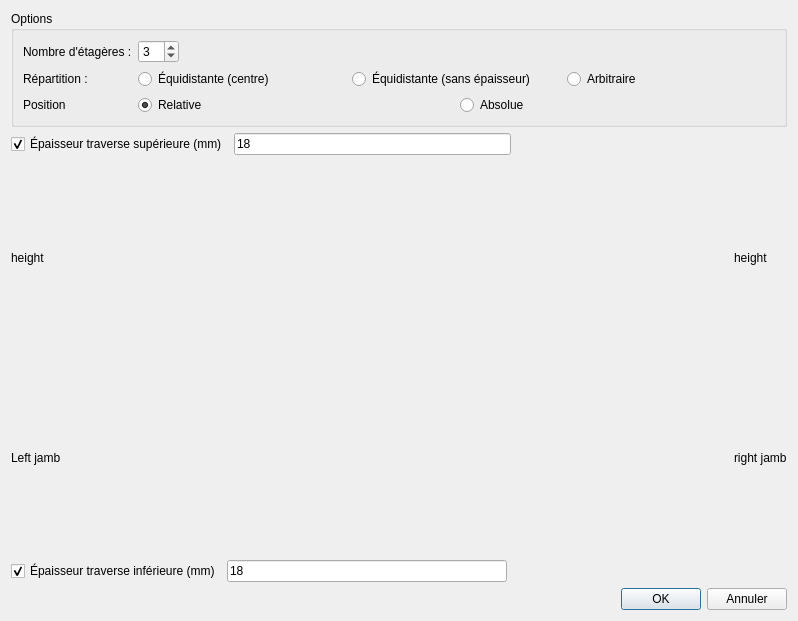
First picture: the form in Add_Several_Tab.ui, repository Matt-Kron/FreeCAD_BespokeFurniture, before the edit.
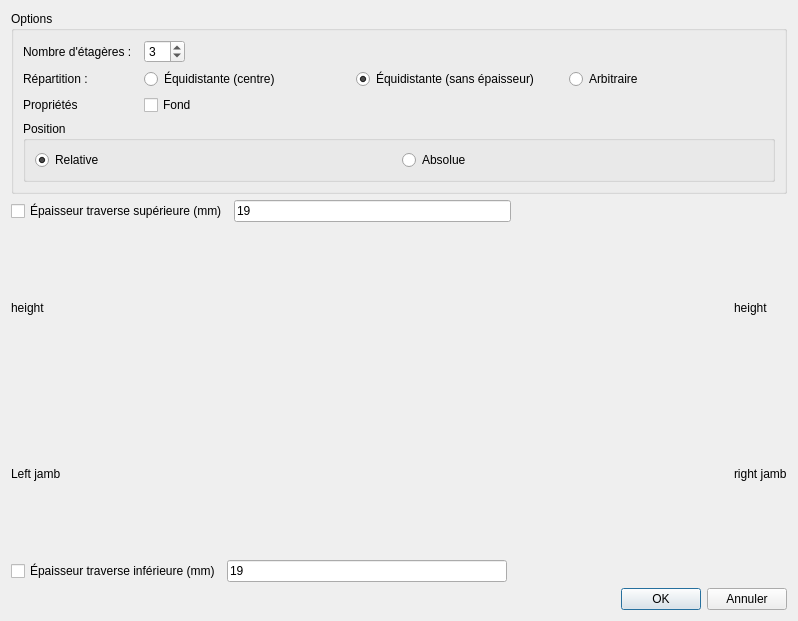
Second picture: the form after the edit.

Diff of the .ui file:
```diff
--- a/Add_Several_Tab.ui
+++ b/Add_Several_Tab.ui
@@ -26,7 +26,7 @@
       <string>Options</string>
      </property>
      <layout class="QGridLayout" name="gridLayout">
-      <item row="1" column="1">
+      <item row="1" column="2">
        <layout class="QHBoxLayout" name="horizontalLayout">
         <item>
          <widget class="QRadioButton" name="distributionEquidistantCenter">
@@ -34,7 +34,7 @@
            <string>Équidistante (centre)</string>
           </property>
           <property name="checked">
-           <bool>true</bool>
+           <bool>false</bool>
           </property>
          </widget>
         </item>
@@ -43,6 +43,9 @@
           <property name="text">
            <string>Équidistante (sans épaisseur)</string>
           </property>
+          <property name="checked">
+           <bool>true</bool>
+          </property>
          </widget>
         </item>
         <item>
@@ -54,21 +57,14 @@
         </item>
        </layout>
       </item>
-      <item row="1" column="0">
-       <widget class="QLabel" name="label_2">
+      <item row="2" column="0">
+       <widget class="QLabel" name="label_3">
         <property name="text">
-         <string>Répartition :</string>
+         <string>Propriétés</string>
         </property>
        </widget>
       </item>
-      <item row="0" column="0">
-       <widget class="QLabel" name="label">
-        <property name="text">
-         <string>Nombre d'étagères :</string>
-        </property>
-       </widget>
-      </item>
-      <item row="0" column="1">
+      <item row="0" column="2">
        <layout class="QHBoxLayout" name="horizontalLayout_6">
         <item>
          <widget class="QSpinBox" name="numShelvesSpin">
@@ -98,8 +94,12 @@
         </item>
        </layout>
       </item>
-      <item row="2" column="1">
-       <layout class="QHBoxLayout" name="horizontalLayout_7">
+      <item row="5" column="0" colspan="3">
+       <widget class="QGroupBox" name="groupBox">
+        <property name="title">
+         <string>Position</string>
+        </property>
+        <layout class="QHBoxLayout" name="horizontalLayout_8">
         <item>
          <widget class="QRadioButton" name="relativePosition">
           <property name="text">
@@ -118,14 +118,33 @@
          </widget>
         </item>
        </layout>
+       </widget>
       </item>
-      <item row="2" column="0">
-       <widget class="QLabel" name="label_3">
+      <item row="0" column="0">
+       <widget class="QLabel" name="label">
         <property name="text">
-         <string>Position</string>
+         <string>Nombre d'étagères :</string>
         </property>
        </widget>
       </item>
+      <item row="1" column="0">
+       <widget class="QLabel" name="label_2">
+        <property name="text">
+         <string>Répartition :</string>
+        </property>
+       </widget>
+      </item>
+      <item row="2" column="2">
+       <layout class="QHBoxLayout" name="horizontalLayout_7">
+        <item>
+         <widget class="QCheckBox" name="checkBox_BackProp">
+          <property name="text">
+           <string>Fond</string>
+          </property>
+         </widget>
+        </item>
+       </layout>
+      </item>
      </layout>
     </widget>
    </item>
@@ -137,14 +156,14 @@
         <string>Épaisseur traverse supérieure (mm)</string>
        </property>
        <property name="checked">
-        <bool>true</bool>
+        <bool>false</bool>
        </property>
       </widget>
      </item>
      <item>
       <widget class="QLineEdit" name="topThicknessEdit">
        <property name="text">
-        <string>18</string>
+        <string>19</string>
        </property>
       </widget>
      </item>
@@ -253,14 +272,14 @@
         <string>Épaisseur traverse inférieure (mm)</string>
        </property>
        <property name="checked">
-        <bool>true</bool>
+        <bool>false</bool>
        </property>
       </widget>
      </item>
      <item>
       <widget class="QLineEdit" name="bottomThicknessEdit">
        <property name="text">
-        <string>18</string>
+        <string>19</string>
        </property>
       </widget>
      </item>
```
Lines whose indentation alone changed are shown as unchanged.
